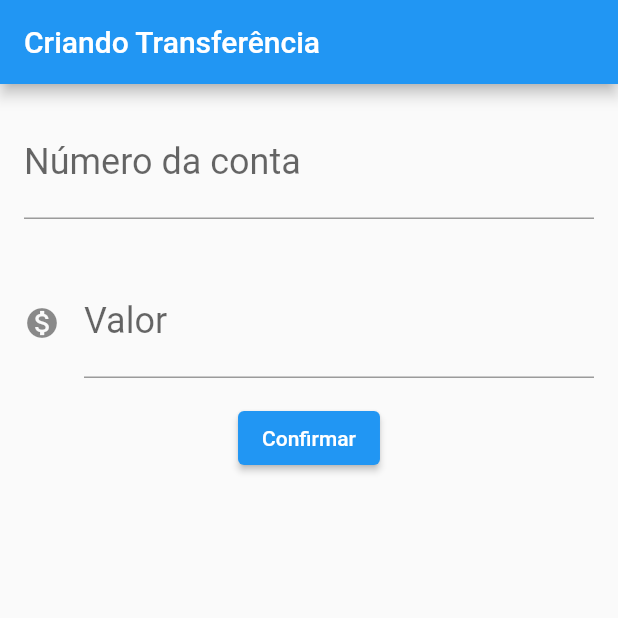
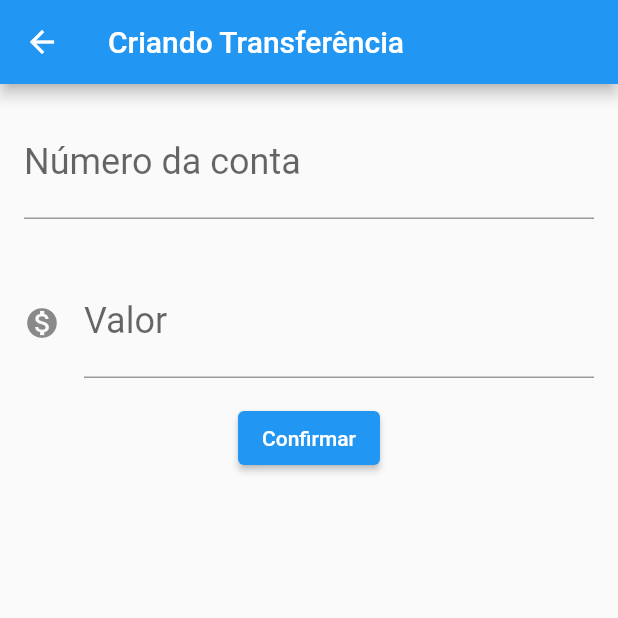
Before and after one commit to pedrotomazdev/Bytebank-flutter, a Flutter app: the FormularioTransferencia screen opened directly, after a tap on "Confirmar", on a phone screen of 412 x 824 dp, the top half of it. Run offline on Flutter 3.47's test engine with Material 2 defaults, Android fonts, the phone set to English and light mode, and no system bars.

Commit message:
novas funcoes de troca de tela

```diff
--- a/lib/main.dart
+++ b/lib/main.dart
@@ -8,7 +8,7 @@ class Bytebank extends StatelessWidget {
   Widget build(BuildContext context) {
     return MaterialApp(
       home: Scaffold(
-        body: FormularioTransferencia(),
+        body: ListaTransferencias(),
       ),
     );
   }
@@ -28,20 +28,16 @@ class FormularioTransferencia extends StatelessWidget {
       ),
       body: Column(
         children: <Widget>[
-          Editor(_controladorCampoNumeroConta, 'Número da conta', '0000'),
-          Padding(
-            padding: const EdgeInsets.all(16.0),
-            child: TextField(
-              controller: _controladorCampoValor,
-              style: const TextStyle(
-                fontSize: 24.0,
-              ),
-              decoration: const InputDecoration(
-                  icon: Icon(Icons.monetization_on),
-                  labelText: 'Valor',
-                  hintText: '0.00'),
-              keyboardType: TextInputType.number,
-            ),
+          Editor(
+            controlador: _controladorCampoNumeroConta,
+            dica: '0000',
+            rotulo: 'Número da conta',
+          ),
+          Editor(
+            controlador: _controladorCampoValor,
+            dica: '0.00',
+            rotulo: 'Valor',
+            icone: Icons.monetization_on,
           ),
           ElevatedButton(
             child: const Text('Confirmar'),
@@ -51,15 +47,7 @@ class FormularioTransferencia extends StatelessWidget {
               final double? valor =
                   double.tryParse(_controladorCampoValor.text);
 
-              if (numeroConta != null && valor != null) {
-                final transferenciaCriada = Transferencia(valor, numeroConta);
-                debugPrint('');
-                ScaffoldMessenger.of(context).showSnackBar(
-                  SnackBar(
-                    content: Text('$transferenciaCriada'),
-                  ),
-                );
-              }
+              _criaTransferencia(context, numeroConta, valor);
             },
           ),
         ],
@@ -68,26 +56,47 @@ class FormularioTransferencia extends StatelessWidget {
   }
 }
 
+// ignore: non_constant_identifier_names
+void _criaTransferencia(context, numeroConta, valor) {
+  if (numeroConta != null && valor != null) {
+    final transferenciaCriada = Transferencia(valor, numeroConta);
+    Navigator.pop(context, transferenciaCriada);
+    debugPrint('$transferenciaCriada');
+    // ScaffoldMessenger.of(context).showSnackBar(
+    //   SnackBar(
+    //     content: Text('$transferenciaCriada'),
+    //   ),
+    // );
+  }
+}
+
 class Editor extends StatelessWidget {
-  final TextEditingController _controlador;
-  final String _rotulo;
-  final String _dica;
-
+  final TextEditingController? controlador;
+  final String? rotulo;
+  final String? dica;
+  final IconData? icone;
   // ignore: use_key_in_widget_constructors
-  const Editor(this._controlador, this._rotulo, this._dica);
+  const Editor({
+    required this.dica,
+    this.icone,
+    this.controlador,
+    this.rotulo,
+  });
 
   @override
   Widget build(BuildContext context) {
     return Padding(
       padding: const EdgeInsets.all(16.0),
       child: TextField(
-        controller: _controlador,
+        controller: controlador,
         style: const TextStyle(
           fontSize: 24.0,
         ),
         decoration: InputDecoration(
-          labelText: _rotulo,
-          hintText: _dica,
+          // ignore: unnecessary_null_comparison
+          icon: icone != null ? Icon(icone) : null,
+          labelText: rotulo,
+          hintText: dica,
         ),
         keyboardType: TextInputType.number,
       ),
@@ -112,7 +121,17 @@ class ListaTransferencias extends StatelessWidget {
       ),
       floatingActionButton: FloatingActionButton(
         // ignore: avoid_print
-        onPressed: () => {print('olá mundo!')},
+        onPressed: () {
+          final Future<Transferencia?> future =
+              Navigator.push(context, MaterialPageRoute(builder: (context) {
+            return FormularioTransferencia();
+          }));
+
+          future.then((transferenciaRecebida) {
+            debugPrint('chegou no then do future');
+            debugPrint('$transferenciaRecebida');
+          });
+        },
         child: const Icon(Icons.add),
       ),
     );
```
Also changed, not shown: 2 other files.
